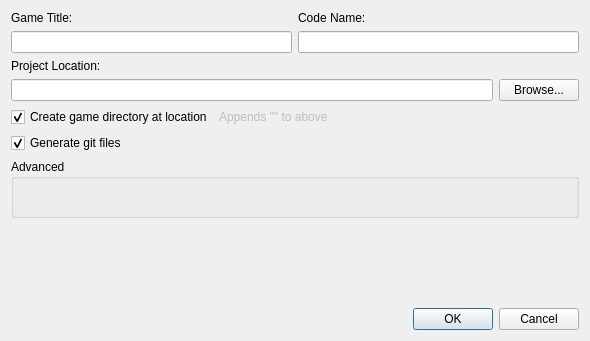
Old version of the form Editor/src/Explorer/DlgNewProject.ui in the repository GameOverture/HarmonyEngine.
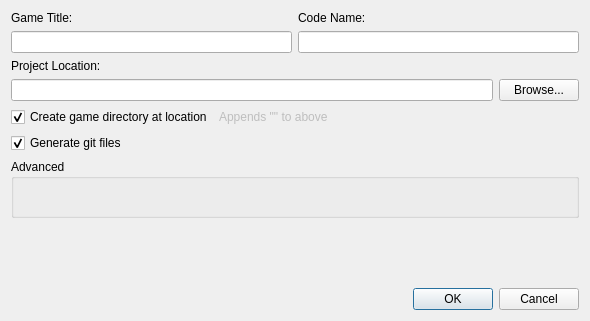
New version of the form. Custom widgets are drawn as their Qt base class.

Commit message: Dialog error labels are now inline with the button box

```diff
--- a/Editor/src/Explorer/DlgNewProject.ui
+++ b/Editor/src/Explorer/DlgNewProject.ui
@@ -7,7 +7,7 @@
     <x>0</x>
     <y>0</y>
     <width>590</width>
-    <height>341</height>
+    <height>321</height>
    </rect>
   </property>
   <property name="windowTitle">
@@ -164,6 +164,8 @@
     </spacer>
    </item>
    <item>
+    <layout class="QHBoxLayout" name="horizontalLayout_3">
+     <item>
     <widget class="QLabel" name="lblError">
      <property name="text">
       <string/>
@@ -185,6 +187,8 @@
       <set>QDialogButtonBox::StandardButton::Cancel|QDialogButtonBox::StandardButton::Ok</set>
      </property>
     </widget>
+     </item>
+    </layout>
    </item>
   </layout>
  </widget>
```
Lines whose indentation alone changed are shown as unchanged. The commit also changes 7 other files.
